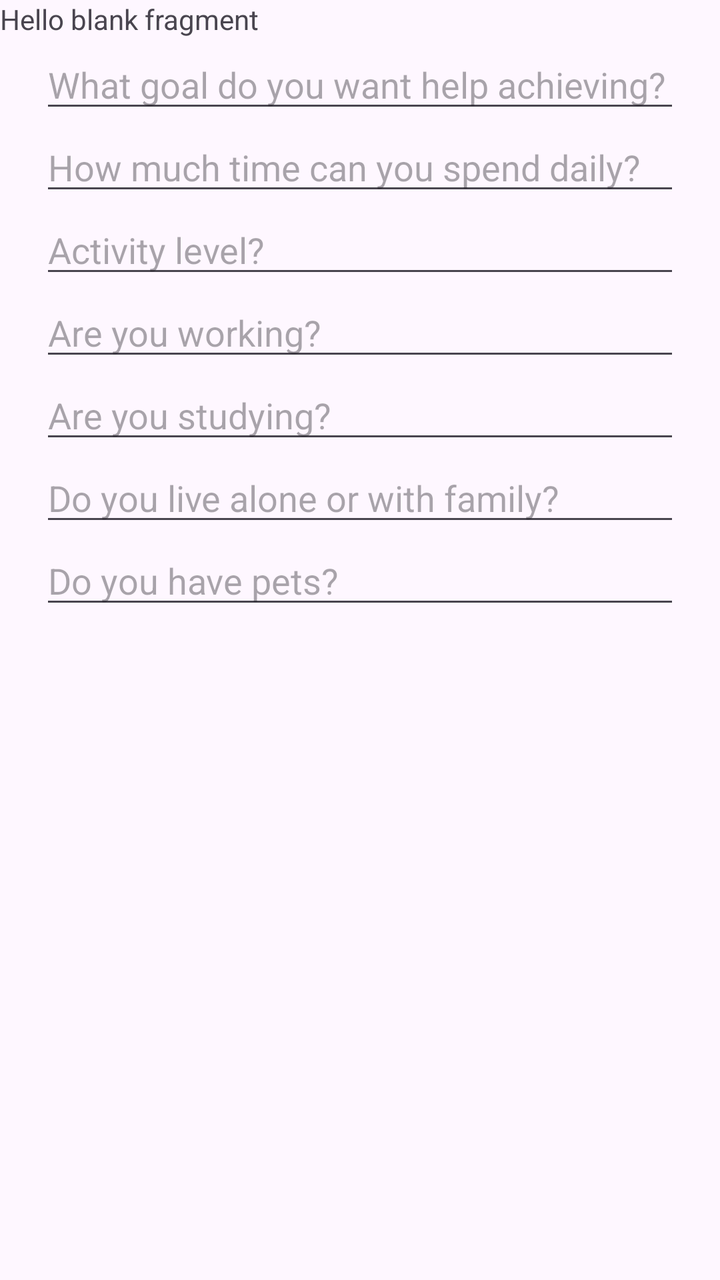
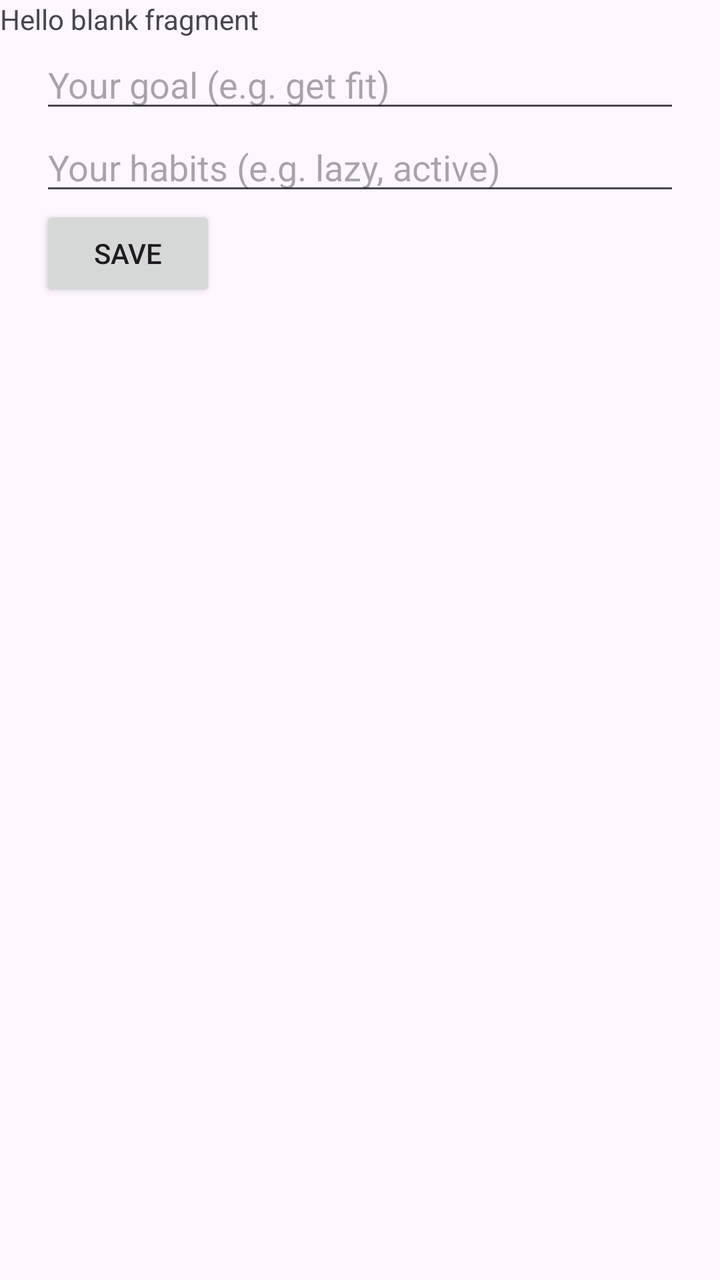

Screens rendered from an Android XML layout before and after an edit, with the pre-edit source and the edit as a unified diff.
<!-- AndroidManifest.xml: application theme Theme.RuleOfTheDay333 -->
<!-- res/layout/fragment_account.xml -->
<?xml version="1.0" encoding="utf-8"?>
<FrameLayout xmlns:android="http://schemas.android.com/apk/res/android"
    xmlns:tools="http://schemas.android.com/tools"
    android:layout_width="match_parent"
    android:layout_height="match_parent"
    tools:context=".fragments.AccountFragment">

    
    <TextView
        android:layout_width="match_parent"
        android:layout_height="match_parent"
        android:text="@string/hello_blank_fragment" />
    <ScrollView xmlns:android="http://schemas.android.com/apk/res/android"
        android:layout_width="match_parent"
        android:layout_height="match_parent">

        <LinearLayout
            android:orientation="vertical"
            android:padding="20dp"
            android:layout_width="match_parent"
            android:layout_height="wrap_content">

            <EditText
                android:hint="What goal do you want help achieving?"
                android:layout_width="match_parent"
                android:layout_height="wrap_content"/>

            <EditText
                android:hint="How much time can you spend daily?"
                android:layout_width="match_parent"
                android:layout_height="wrap_content"/>

            <EditText
                android:hint="Activity level?"
                android:layout_width="match_parent"
                android:layout_height="wrap_content"/>

            <EditText
                android:hint="Are you working?"
                android:layout_width="match_parent"
                android:layout_height="wrap_content"/>

            <EditText
                android:hint="Are you studying?"
                android:layout_width="match_parent"
                android:layout_height="wrap_content"/>

            <EditText
                android:hint="Do you live alone or with family?"
                android:layout_width="match_parent"
                android:layout_height="wrap_content"/>

            <EditText
                android:hint="Do you have pets?"
                android:layout_width="match_parent"
                android:layout_height="wrap_content"/>

        </LinearLayout>
    </ScrollView>

</FrameLayout>
<!-- resources referenced by this layout -->
<resources>
  <string name="hello_blank_fragment">Hello blank fragment</string>
  <style name="Theme.RuleOfTheDay333" parent="Base.Theme.RuleOfTheDay333" />
  <style name="Base.Theme.RuleOfTheDay333" parent="Theme.Material3.DayNight.NoActionBar">
          
          
      </style>
</resources>

<!-- the commit's change to res/layout/fragment_account.xml (unified diff, before → after) -->
@@ -20,39 +20,57 @@
             android:layout_width="match_parent"
             android:layout_height="wrap_content">
 
+
+
+
+
+
+
+
+
+
+
+
+
+
+
+
+
+
+
+
+
+
+
+
+
+
+
+
+
+
+
+
+
+
+
+
             <EditText
-                android:hint="What goal do you want help achieving?"
+                android:id="@+id/goalInput"
+                android:hint="Your goal (e.g. get fit)"
                 android:layout_width="match_parent"
                 android:layout_height="wrap_content"/>
 
             <EditText
-                android:hint="How much time can you spend daily?"
+                android:id="@+id/habitInput"
+                android:hint="Your habits (e.g. lazy, active)"
                 android:layout_width="match_parent"
                 android:layout_height="wrap_content"/>
 
-            <EditText
-                android:hint="Activity level?"
-                android:layout_width="match_parent"
-                android:layout_height="wrap_content"/>
-
-            <EditText
-                android:hint="Are you working?"
-                android:layout_width="match_parent"
-                android:layout_height="wrap_content"/>
-
-            <EditText
-                android:hint="Are you studying?"
-                android:layout_width="match_parent"
-                android:layout_height="wrap_content"/>
-
-            <EditText
-                android:hint="Do you live alone or with family?"
-                android:layout_width="match_parent"
-                android:layout_height="wrap_content"/>
-
-            <EditText
-                android:hint="Do you have pets?"
-                android:layout_width="match_parent"
+            <Button
+                android:id="@+id/saveButton"
+                android:text="Save"
+                android:layout_width="wrap_content"
                 android:layout_height="wrap_content"/>
 
         </LinearLayout>
